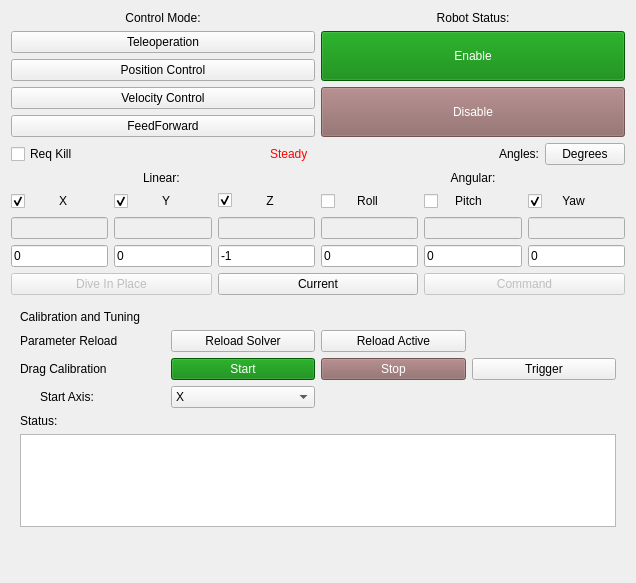
Before: the Qt Designer form riptide_rviz/riptide_rviz/src/ControlPanel.ui in osu-uwrt/riptide_gui, drawn with Qt 5.
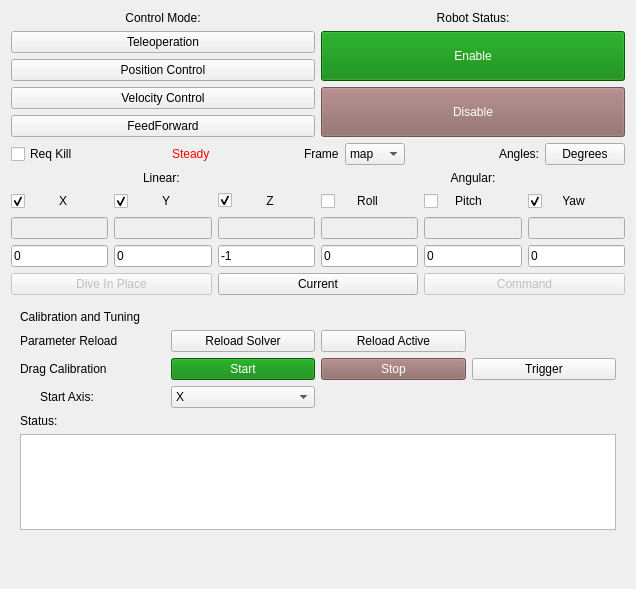
After: the same form once the commit is applied.

Commit message: control panel able to command in map frame, fixing triad after tag cal

Diff of the .ui file:
```diff
--- a/riptide_rviz/riptide_rviz/src/ControlPanel.ui
+++ b/riptide_rviz/riptide_rviz/src/ControlPanel.ui
@@ -10,7 +10,7 @@
     <x>0</x>
     <y>0</y>
     <width>636</width>
-    <height>583</height>
+    <height>589</height>
    </rect>
   </property>
   <property name="windowTitle">
@@ -187,6 +187,43 @@
          </property>
         </spacer>
        </item>
+       <item>
+        <widget class="QLabel" name="label_11">
+         <property name="text">
+          <string>Frame</string>
+         </property>
+        </widget>
+       </item>
+       <item>
+        <widget class="QComboBox" name="ctrlFrame">
+         <property name="currentText">
+          <string>map</string>
+         </property>
+         <item>
+          <property name="text">
+           <string>map</string>
+          </property>
+         </item>
+         <item>
+          <property name="text">
+           <string>world</string>
+          </property>
+         </item>
+        </widget>
+       </item>
+       <item>
+        <spacer name="horizontalSpacer_9">
+         <property name="orientation">
+          <enum>Qt::Horizontal</enum>
+         </property>
+         <property name="sizeHint" stdset="0">
+          <size>
+           <width>40</width>
+           <height>20</height>
+          </size>
+         </property>
+        </spacer>
+       </item>
        <item>
         <widget class="QLabel" name="label_3">
          <property name="text">
```
The commit also changes 2 other files.
